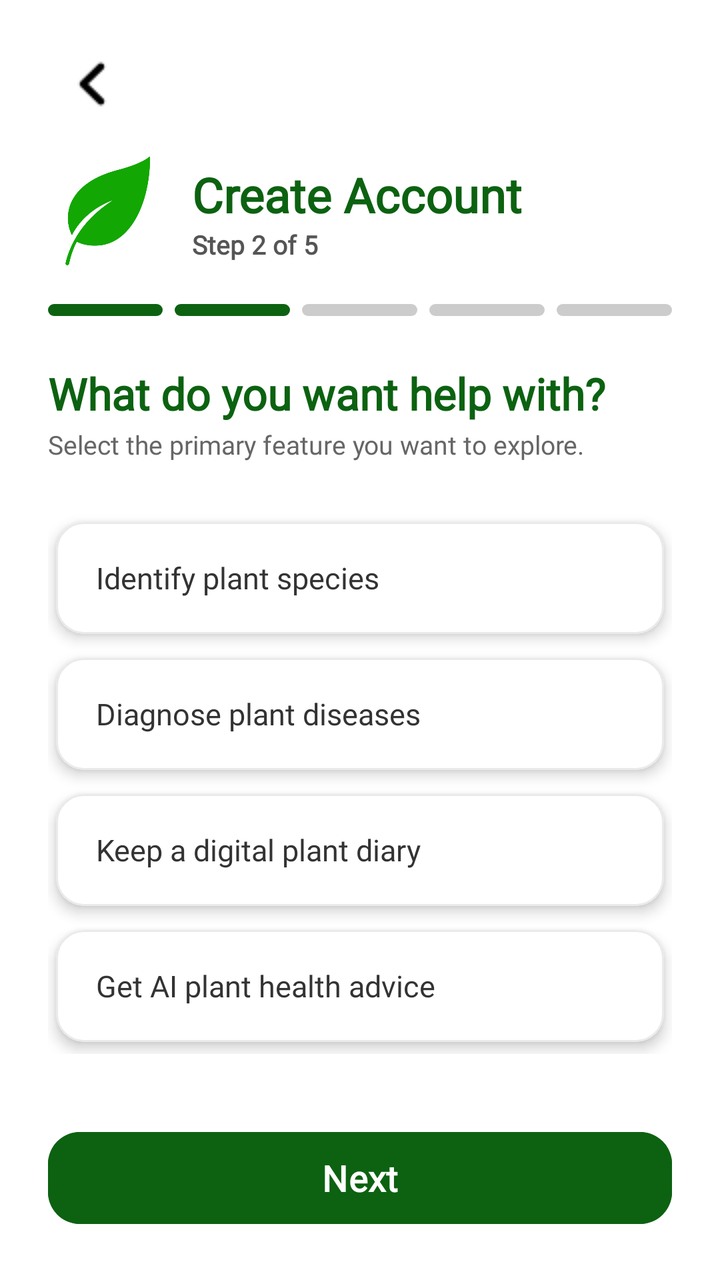
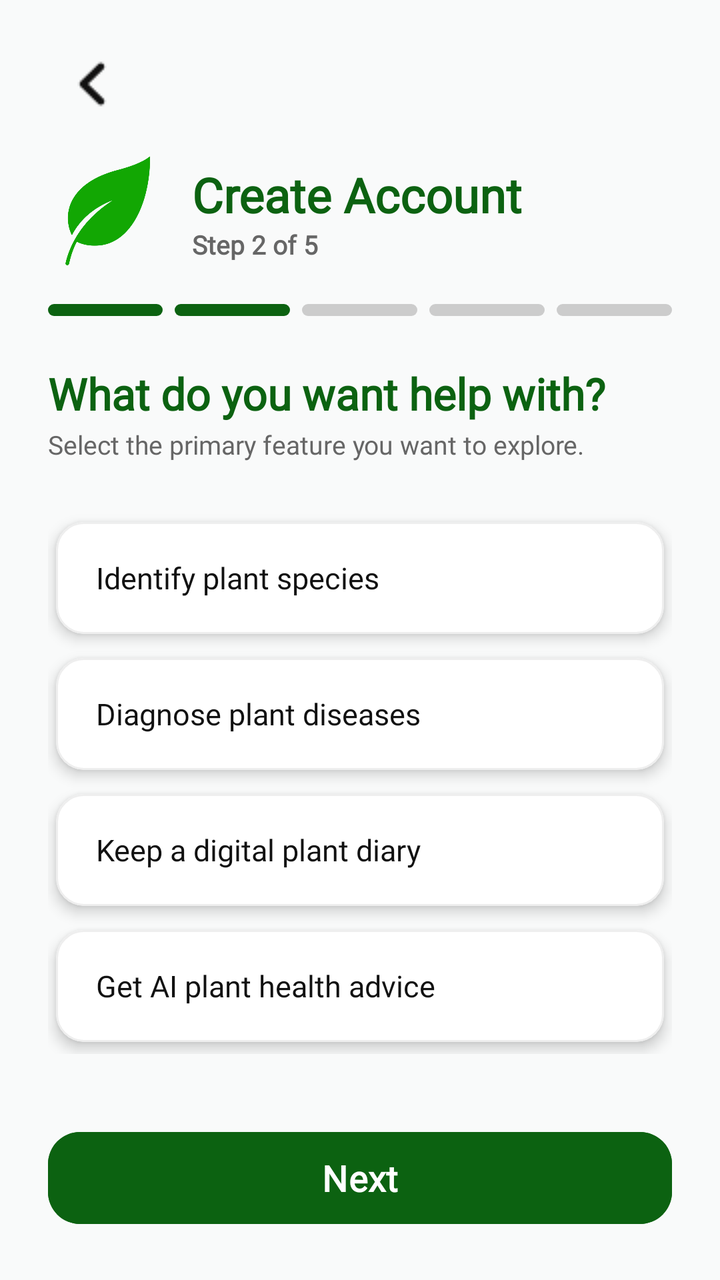

Before-and-after screenshots of an Android layout around one commit, followed by the original layout XML and the change that was made.
<!-- AndroidManifest.xml: application theme Theme.SmartGrow -->
<!-- res/layout/activity_register_step2.xml -->
<?xml version="1.0" encoding="utf-8"?>
<androidx.constraintlayout.widget.ConstraintLayout
    xmlns:android="http://schemas.android.com/apk/res/android"
    xmlns:app="http://schemas.android.com/apk/res-auto"
    android:layout_width="match_parent"
    android:layout_height="match_parent"
    android:background="#FFFFFF">

    
    <androidx.constraintlayout.widget.ConstraintLayout
        android:id="@+id/layout_header_fixed"
        android:layout_width="match_parent"
        android:layout_height="wrap_content"
        android:paddingHorizontal="24dp"
        android:paddingTop="20dp"
        android:paddingBottom="8dp"
        app:layout_constraintTop_toTopOf="parent">

        <ImageButton
            android:id="@+id/btn_register_back"
            android:layout_width="44dp"
            android:layout_height="44dp"
            android:background="?android:attr/selectableItemBackgroundBorderless"
            android:src="@drawable/back_button_login"
            android:contentDescription="Back"
            android:scaleType="centerInside"
            android:clickable="true"
            android:focusable="true"
            app:layout_constraintTop_toTopOf="parent"
            app:layout_constraintStart_toStartOf="parent" />

        <LinearLayout
            android:id="@+id/layout_register_header"
            android:layout_width="0dp"
            android:layout_height="wrap_content"
            android:orientation="horizontal"
            android:gravity="center_vertical"
            android:layout_marginTop="12dp"
            app:layout_constraintTop_toBottomOf="@id/btn_register_back"
            app:layout_constraintStart_toStartOf="parent"
            app:layout_constraintEnd_toEndOf="parent">

            <ImageView
                android:id="@+id/img_register_mini_logo"
                android:layout_width="60dp"
                android:layout_height="60dp"
                android:src="@drawable/smartgrow_logo"
                app:tint="#12A703"
                android:contentDescription="SmartGrow" />

            <LinearLayout
                android:layout_width="wrap_content"
                android:layout_height="wrap_content"
                android:orientation="vertical"
                android:layout_marginStart="12dp">

                <TextView
                    android:layout_width="wrap_content"
                    android:layout_height="wrap_content"
                    android:text="Create Account"
                    android:textSize="24sp"
                    android:textStyle="bold"
                    android:fontFamily="@font/poppins"
                    android:textColor="#0C6211" />

                <TextView
                    android:id="@+id/tv_step_counter"
                    android:layout_width="wrap_content"
                    android:layout_height="wrap_content"
                    android:text="Step 2 of 5"
                    android:textSize="13sp"
                    android:textStyle="bold"
                    android:fontFamily="@font/poppins"
                    android:textColor="#555555" />
            </LinearLayout>
        </LinearLayout>

        <LinearLayout
            android:id="@+id/layout_indicator_bars"
            android:layout_width="match_parent"
            android:layout_height="6dp"
            android:orientation="horizontal"
            android:layout_marginTop="16dp"
            android:weightSum="5"
            app:layout_constraintTop_toBottomOf="@id/layout_register_header">

            <View android:id="@+id/indicator_step1" android:layout_width="0dp" android:layout_height="match_parent" android:layout_weight="1" android:layout_marginEnd="6dp" android:background="@drawable/indicator_green" />
            <View android:id="@+id/indicator_step2" android:layout_width="0dp" android:layout_height="match_parent" android:layout_weight="1" android:layout_marginEnd="6dp" android:background="@drawable/indicator_green" />
            <View android:id="@+id/indicator_step3" android:layout_width="0dp" android:layout_height="match_parent" android:layout_weight="1" android:layout_marginEnd="6dp" android:background="@drawable/indicator_gray" />
            <View android:id="@+id/indicator_step4" android:layout_width="0dp" android:layout_height="match_parent" android:layout_weight="1" android:layout_marginEnd="6dp" android:background="@drawable/indicator_gray" />
            <View android:id="@+id/indicator_step5" android:layout_width="0dp" android:layout_height="match_parent" android:layout_weight="1" android:background="@drawable/indicator_gray" />
        </LinearLayout>
    </androidx.constraintlayout.widget.ConstraintLayout>

    
    <androidx.core.widget.NestedScrollView
        android:layout_width="match_parent"
        android:layout_height="0dp"
        android:fillViewport="true"
        app:layout_constraintTop_toBottomOf="@id/layout_header_fixed"
        app:layout_constraintBottom_toTopOf="@id/btn_register_next">

        <LinearLayout
            android:layout_width="match_parent"
            android:layout_height="wrap_content"
            android:orientation="vertical"
            android:paddingHorizontal="24dp"
            android:paddingTop="16dp"
            android:paddingBottom="16dp">

            <TextView
                android:id="@+id/tv_question_title"
                android:layout_width="match_parent"
                android:layout_height="wrap_content"
                android:text="What do you want help with?"
                android:textSize="22sp"
                android:textStyle="bold"
                android:textColor="#0C6211"
                android:fontFamily="@font/poppins" />

            <TextView
                android:id="@+id/tv_question_subtitle"
                android:layout_width="match_parent"
                android:layout_height="wrap_content"
                android:text="Select the primary feature you want to explore."
                android:textSize="13sp"
                android:textColor="#666666"
                android:fontFamily="@font/poppins"
                android:layout_marginTop="2dp" />

            <LinearLayout
                android:id="@+id/layout_choices_container"
                android:layout_width="match_parent"
                android:layout_height="wrap_content"
                android:orientation="vertical"
                android:layout_marginTop="24dp">

                <com.google.android.material.card.MaterialCardView
                    android:id="@+id/card_choice1"
                    android:layout_width="match_parent"
                    android:layout_height="56dp"
                    android:layout_marginHorizontal="4dp"
                    android:layout_marginVertical="6dp"
                    app:cardElevation="4dp"
                    app:cardCornerRadius="14dp"
                    app:cardBackgroundColor="#FFFFFF"
                    app:strokeWidth="1dp"
                    app:strokeColor="#EAEAEA"
                    android:clickable="true"
                    android:focusable="true">
                    <TextView
                        android:id="@+id/tv_choice1_text"
                        android:layout_width="match_parent"
                        android:layout_height="match_parent"
                        android:gravity="center_vertical"
                        android:paddingHorizontal="20dp"
                        android:text="Identify plant species"
                        android:textSize="15sp"
                        android:textColor="#333333"
                        android:fontFamily="@font/poppins" />
                </com.google.android.material.card.MaterialCardView>

                <com.google.android.material.card.MaterialCardView
                    android:id="@+id/card_choice2"
                    android:layout_width="match_parent"
                    android:layout_height="56dp"
                    android:layout_marginHorizontal="4dp"
                    android:layout_marginVertical="6dp"
                    app:cardElevation="4dp"
                    app:cardCornerRadius="14dp"
                    app:cardBackgroundColor="#FFFFFF"
                    app:strokeWidth="1dp"
                    app:strokeColor="#EAEAEA"
                    android:clickable="true"
                    android:focusable="true">
                    <TextView
                        android:id="@+id/tv_choice2_text"
                        android:layout_width="match_parent"
                        android:layout_height="match_parent"
                        android:gravity="center_vertical"
                        android:paddingHorizontal="20dp"
                        android:text="Diagnose plant diseases"
                        android:textSize="15sp"
                        android:textColor="#333333"
                        android:fontFamily="@font/poppins" />
                </com.google.android.material.card.MaterialCardView>

                <com.google.android.material.card.MaterialCardView
                    android:id="@+id/card_choice3"
                    android:layout_width="match_parent"
                    android:layout_height="56dp"
                    android:layout_marginHorizontal="4dp"
                    android:layout_marginVertical="6dp"
                    app:cardElevation="4dp"
                    app:cardCornerRadius="14dp"
                    app:cardBackgroundColor="#FFFFFF"
                    app:strokeWidth="1dp"
                    app:strokeColor="#EAEAEA"
                    android:clickable="true"
                    android:focusable="true">
                    <TextView
                        android:id="@+id/tv_choice3_text"
                        android:layout_width="match_parent"
                        android:layout_height="match_parent"
                        android:gravity="center_vertical"
                        android:paddingHorizontal="20dp"
                        android:text="Keep a digital plant diary"
                        android:textSize="15sp"
                        android:textColor="#333333"
                        android:fontFamily="@font/poppins" />
                </com.google.android.material.card.MaterialCardView>

                <com.google.android.material.card.MaterialCardView
                    android:id="@+id/card_choice4"
                    android:layout_width="match_parent"
                    android:layout_height="56dp"
                    android:layout_marginHorizontal="4dp"
                    android:layout_marginVertical="6dp"
                    app:cardElevation="4dp"
                    app:cardCornerRadius="14dp"
                    app:cardBackgroundColor="#FFFFFF"
                    app:strokeWidth="1dp"
                    app:strokeColor="#EAEAEA"
                    android:clickable="true"
                    android:focusable="true">
                    <TextView
                        android:id="@+id/tv_choice4_text"
                        android:layout_width="match_parent"
                        android:layout_height="match_parent"
                        android:gravity="center_vertical"
                        android:paddingHorizontal="20dp"
                        android:text="Get AI plant health advice"
                        android:textSize="15sp"
                        android:textColor="#333333"
                        android:fontFamily="@font/poppins" />
                </com.google.android.material.card.MaterialCardView>
            </LinearLayout>
        </LinearLayout>
    </androidx.core.widget.NestedScrollView>

    
    <com.google.android.material.button.MaterialButton
        android:id="@+id/btn_register_next"
        android:layout_width="match_parent"
        android:layout_height="54dp"
        android:layout_marginHorizontal="24dp"
        android:layout_marginBottom="24dp"
        android:text="Next"
        android:textSize="18sp"
        android:fontFamily="@font/poppins"
        android:textStyle="bold"
        android:textColor="@color/white"
        android:textAllCaps="false"
        android:backgroundTint="#0C6211"
        app:cornerRadius="16dp"
        android:elevation="4dp"
        android:clickable="true"
        android:focusable="true"
        app:layout_constraintBottom_toBottomOf="parent"
        app:layout_constraintStart_toStartOf="parent"
        app:layout_constraintEnd_toEndOf="parent" />

</androidx.constraintlayout.widget.ConstraintLayout>
<!-- resources referenced by this layout -->
<resources>
  <color name="white">#FFFFFFFF</color>
  <!-- drawable back_button_login: png bitmap (drawable, 311 bytes) -->
  <!-- drawable indicator_gray (drawable) -->
  <?xml version="1.0" encoding="utf-8"?>
  <shape xmlns:android="http://schemas.android.com/apk/res/android"
      android:shape="rectangle">
      <solid android:color="#CCCCCC" />
      <corners android:radius="4dp" />
  </shape>
  <!-- drawable indicator_green (drawable) -->
  <?xml version="1.0" encoding="utf-8"?>
  <shape xmlns:android="http://schemas.android.com/apk/res/android"
      android:shape="rectangle">
      <solid android:color="#0C6211" />
      <corners android:radius="4dp" />
  </shape>
  <!-- drawable smartgrow_logo: png bitmap (drawable, 73503 bytes) -->
  <style name="Theme.SmartGrow" parent="Base.Theme.SmartGrow" />
  <style name="Base.Theme.SmartGrow" parent="Theme.Material3.DayNight.NoActionBar">
          <item name="android:windowBackground">@android:color/white</item>
          <item name="android:windowDisablePreview">true</item>
  
          
          <item name="android:statusBarColor">#FFFFFF</item>
          <item name="android:windowLightStatusBar">true</item>
  
          
          <item name="android:navigationBarColor">#FFFFFF</item>
          <item name="android:windowLightNavigationBar" tools:targetApi="o">true</item>
  
          <item name="android:windowDrawsSystemBarBackgrounds">true</item>
          <item name="android:windowTranslucentStatus">false</item>
          <item name="android:windowTranslucentNavigation">false</item>
      </style>
</resources>

<!-- the commit's change to res/layout/activity_register_step2.xml (unified diff, before → after) -->
@@ -4,7 +4,7 @@
     xmlns:app="http://schemas.android.com/apk/res-auto"
     android:layout_width="match_parent"
     android:layout_height="match_parent"
-    android:background="#FFFFFF">
+    android:background="@color/background">
 
     
     <androidx.constraintlayout.widget.ConstraintLayout
@@ -27,7 +27,8 @@
             android:clickable="true"
             android:focusable="true"
             app:layout_constraintTop_toTopOf="parent"
-            app:layout_constraintStart_toStartOf="parent" />
+            app:layout_constraintStart_toStartOf="parent"
+            app:tint="@color/text_primary" />
 
         <LinearLayout
             android:id="@+id/layout_register_header"
@@ -61,7 +62,7 @@
                     android:textSize="24sp"
                     android:textStyle="bold"
                     android:fontFamily="@font/poppins"
-                    android:textColor="#0C6211" />
+                    android:textColor="@color/primary_green" />
 
                 <TextView
                     android:id="@+id/tv_step_counter"
@@ -71,7 +72,7 @@
                     android:textSize="13sp"
                     android:textStyle="bold"
                     android:fontFamily="@font/poppins"
-                    android:textColor="#555555" />
+                    android:textColor="@color/text_secondary" />
             </LinearLayout>
         </LinearLayout>
 
@@ -115,7 +116,7 @@
                 android:text="What do you want help with?"
                 android:textSize="22sp"
                 android:textStyle="bold"
-                android:textColor="#0C6211"
+                android:textColor="@color/primary_green"
                 android:fontFamily="@font/poppins" />
 
             <TextView
@@ -124,7 +125,7 @@
                 android:layout_height="wrap_content"
                 android:text="Select the primary feature you want to explore."
                 android:textSize="13sp"
-                android:textColor="#666666"
+                android:textColor="@color/text_secondary"
                 android:fontFamily="@font/poppins"
                 android:layout_marginTop="2dp" />
 
@@ -143,9 +144,9 @@
                     android:layout_marginVertical="6dp"
                     app:cardElevation="4dp"
                     app:cardCornerRadius="14dp"
-                    app:cardBackgroundColor="#FFFFFF"
-                    app:strokeWidth="1dp"
-                    app:strokeColor="#EAEAEA"
+                    app:cardBackgroundColor="@color/card_background"
+                    app:strokeWidth="1dp"
+                    app:strokeColor="@color/divider"
                     android:clickable="true"
                     android:focusable="true">
                     <TextView
@@ -156,7 +157,7 @@
                         android:paddingHorizontal="20dp"
                         android:text="Identify plant species"
                         android:textSize="15sp"
-                        android:textColor="#333333"
+                        android:textColor="@color/text_primary"
                         android:fontFamily="@font/poppins" />
                 </com.google.android.material.card.MaterialCardView>
 
@@ -168,9 +169,9 @@
                     android:layout_marginVertical="6dp"
                     app:cardElevation="4dp"
                     app:cardCornerRadius="14dp"
-                    app:cardBackgroundColor="#FFFFFF"
-                    app:strokeWidth="1dp"
-                    app:strokeColor="#EAEAEA"
+                    app:cardBackgroundColor="@color/card_background"
+                    app:strokeWidth="1dp"
+                    app:strokeColor="@color/divider"
                     android:clickable="true"
                     android:focusable="true">
                     <TextView
@@ -181,7 +182,7 @@
                         android:paddingHorizontal="20dp"
                         android:text="Diagnose plant diseases"
                         android:textSize="15sp"
-                        android:textColor="#333333"
+                        android:textColor="@color/text_primary"
                         android:fontFamily="@font/poppins" />
                 </com.google.android.material.card.MaterialCardView>
 
@@ -193,9 +194,9 @@
                     android:layout_marginVertical="6dp"
                     app:cardElevation="4dp"
                     app:cardCornerRadius="14dp"
-                    app:cardBackgroundColor="#FFFFFF"
-                    app:strokeWidth="1dp"
-                    app:strokeColor="#EAEAEA"
+                    app:cardBackgroundColor="@color/card_background"
+                    app:strokeWidth="1dp"
+                    app:strokeColor="@color/divider"
                     android:clickable="true"
                     android:focusable="true">
                     <TextView
@@ -206,7 +207,7 @@
                         android:paddingHorizontal="20dp"
                         android:text="Keep a digital plant diary"
                         android:textSize="15sp"
-                        android:textColor="#333333"
+                        android:textColor="@color/text_primary"
                         android:fontFamily="@font/poppins" />
                 </com.google.android.material.card.MaterialCardView>
 
@@ -218,9 +219,9 @@
                     android:layout_marginVertical="6dp"
                     app:cardElevation="4dp"
                     app:cardCornerRadius="14dp"
-                    app:cardBackgroundColor="#FFFFFF"
-                    app:strokeWidth="1dp"
-                    app:strokeColor="#EAEAEA"
+                    app:cardBackgroundColor="@color/card_background"
+                    app:strokeWidth="1dp"
+                    app:strokeColor="@color/divider"
                     android:clickable="true"
                     android:focusable="true">
                     <TextView
@@ -231,7 +232,7 @@
                         android:paddingHorizontal="20dp"
                         android:text="Get AI plant health advice"
                         android:textSize="15sp"
-                        android:textColor="#333333"
+                        android:textColor="@color/text_primary"
                         android:fontFamily="@font/poppins" />
                 </com.google.android.material.card.MaterialCardView>
             </LinearLayout>
@@ -251,7 +252,7 @@
         android:textStyle="bold"
         android:textColor="@color/white"
         android:textAllCaps="false"
-        android:backgroundTint="#0C6211"
+        android:backgroundTint="@color/primary_green"
         app:cornerRadius="16dp"
         android:elevation="4dp"
         android:clickable="true"
<!-- resource entries referenced after the edit -->
@@ -1,5 +1,11 @@
 <!-- resources referenced by this layout -->
 <resources>
+  <color name="background">#F9FAFA</color>
+  <color name="card_background">#FFFFFF</color>
+  <color name="divider">#EEEEEE</color>
+  <color name="primary_green">#0C6211</color>
+  <color name="text_primary">#111111</color>
+  <color name="text_secondary">#666666</color>
   <color name="white">#FFFFFFFF</color>
   <!-- drawable back_button_login: png bitmap (drawable, 311 bytes) -->
   <!-- drawable indicator_gray (drawable) -->
@@ -19,15 +25,15 @@
   <!-- drawable smartgrow_logo: png bitmap (drawable, 73503 bytes) -->
   <style name="Theme.SmartGrow" parent="Base.Theme.SmartGrow" />
   <style name="Base.Theme.SmartGrow" parent="Theme.Material3.DayNight.NoActionBar">
-          <item name="android:windowBackground">@android:color/white</item>
+          <item name="android:windowBackground">@color/background</item>
           <item name="android:windowDisablePreview">true</item>
   
           
-          <item name="android:statusBarColor">#FFFFFF</item>
+          <item name="android:statusBarColor">@color/background</item>
           <item name="android:windowLightStatusBar">true</item>
   
           
-          <item name="android:navigationBarColor">#FFFFFF</item>
+          <item name="android:navigationBarColor">@color/background</item>
           <item name="android:windowLightNavigationBar" tools:targetApi="o">true</item>
   
           <item name="android:windowDrawsSystemBarBackgrounds">true</item>
